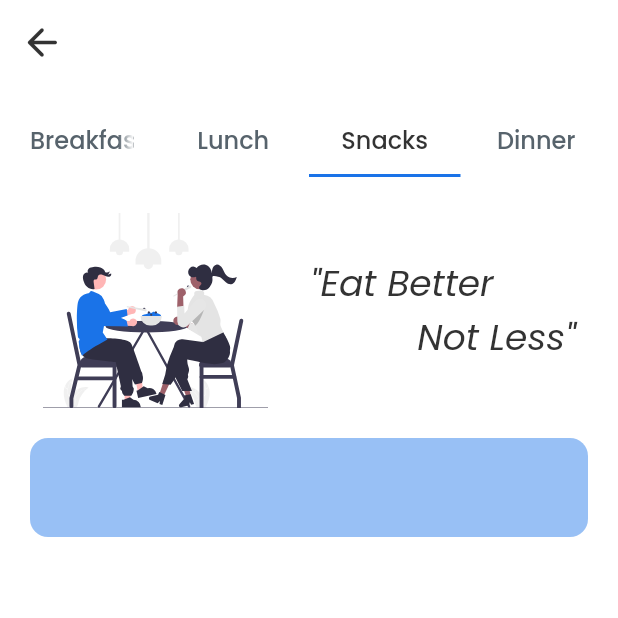
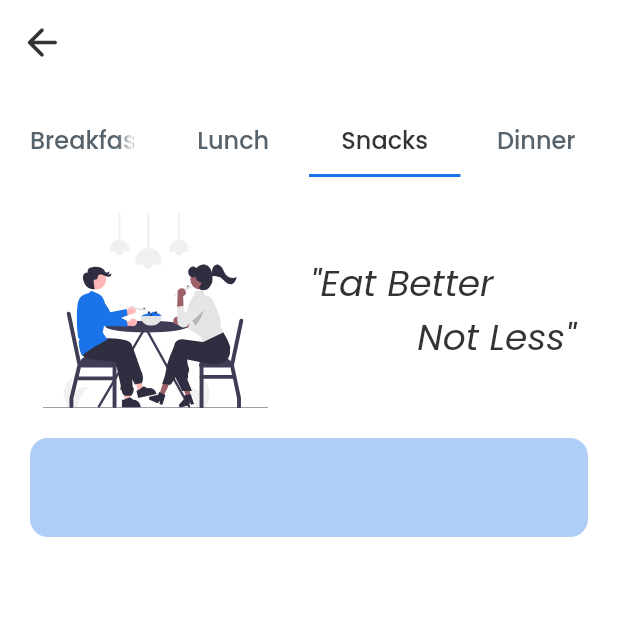
Before and after one commit to amcny/nitmess, a Flutter app: the MenuWidget screen opened directly with empty values, on a phone screen of 412 x 824 dp, the top half of it. Run offline on Flutter 3.47's test engine with Material 2 defaults, Android fonts, the phone set to English and light mode, and no system bars; our stand-ins replace auto_size_text, cached_network_image, cloud_firestore, dropdown_button2, equatable, firebase_core and 17 more; missing offline and left inert: json_path, mime_type; accounts and stored records are empty; network calls fail; statements that could not run were skipped.

Commit message:
Updating to latest FlutterFlow output.

```diff
--- a/lib/pages/menu/menu_widget.dart
+++ b/lib/pages/menu/menu_widget.dart
@@ -195,7 +195,7 @@ class _MenuWidgetState extends State<MenuWidget> with TickerProviderStateMixin {
                                 child: Container(
                                   width: MediaQuery.sizeOf(context).width * 1.0,
                                   decoration: BoxDecoration(
-                                    color: Color(0x731A73E8),
+                                    color: Color(0x5A1A73E8),
                                     borderRadius: BorderRadius.circular(12.0),
                                   ),
                                   child: Padding(
@@ -211,7 +211,7 @@ class _MenuWidgetState extends State<MenuWidget> with TickerProviderStateMixin {
                                             color: FlutterFlowTheme.of(context)
                                                 .primaryText,
                                             fontSize: 18.0,
-                                            fontWeight: FontWeight.normal,
+                                            fontWeight: FontWeight.w500,
                                             lineHeight: 2.0,
                                           ),
                                     ),
@@ -266,7 +266,7 @@ class _MenuWidgetState extends State<MenuWidget> with TickerProviderStateMixin {
                                 child: Container(
                                   width: MediaQuery.sizeOf(context).width * 1.0,
                                   decoration: BoxDecoration(
-                                    color: Color(0x731A73E8),
+                                    color: Color(0x5A1A73E8),
                                     borderRadius: BorderRadius.circular(12.0),
                                   ),
                                   child: Padding(
@@ -282,7 +282,7 @@ class _MenuWidgetState extends State<MenuWidget> with TickerProviderStateMixin {
                                             color: FlutterFlowTheme.of(context)
                                                 .primaryText,
                                             fontSize: 18.0,
-                                            fontWeight: FontWeight.normal,
+                                            fontWeight: FontWeight.w500,
                                             lineHeight: 2.0,
                                           ),
                                     ),
@@ -337,7 +337,7 @@ class _MenuWidgetState extends State<MenuWidget> with TickerProviderStateMixin {
                                 child: Container(
                                   width: MediaQuery.sizeOf(context).width * 1.0,
                                   decoration: BoxDecoration(
-                                    color: Color(0x731A73E8),
+                                    color: Color(0x5A1A73E8),
                                     borderRadius: BorderRadius.circular(12.0),
                                   ),
                                   child: Padding(
@@ -353,7 +353,7 @@ class _MenuWidgetState extends State<MenuWidget> with TickerProviderStateMixin {
                                             color: FlutterFlowTheme.of(context)
                                                 .primaryText,
                                             fontSize: 18.0,
-                                            fontWeight: FontWeight.normal,
+                                            fontWeight: FontWeight.w500,
                                             lineHeight: 2.0,
                                           ),
                                     ),
@@ -407,7 +407,7 @@ class _MenuWidgetState extends State<MenuWidget> with TickerProviderStateMixin {
                               child: Container(
                                 width: MediaQuery.sizeOf(context).width * 1.0,
                                 decoration: BoxDecoration(
-                                  color: Color(0x731A73E8),
+                                  color: Color(0x5A1A73E8),
                                   borderRadius: BorderRadius.circular(12.0),
                                 ),
                                 child: Padding(
@@ -423,7 +423,7 @@ class _MenuWidgetState extends State<MenuWidget> with TickerProviderStateMixin {
                                           color: FlutterFlowTheme.of(context)
                                               .primaryText,
                                           fontSize: 18.0,
-                                          fontWeight: FontWeight.normal,
+                                          fontWeight: FontWeight.w500,
                                           lineHeight: 2.0,
                                         ),
                                   ),
```
Also changed, not shown: lib/pages/home_page/home_page_widget.dart (+8 -8 lines).
